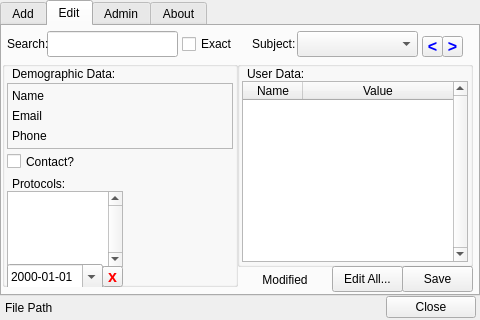
Before: the Qt Designer form src/psylab/subject_manager/subject_manager_ui.ui in cbrown1/psylab, drawn with Qt 5.
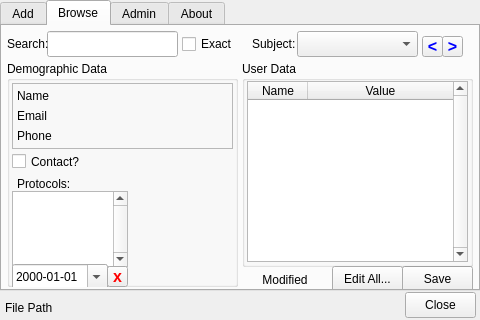
After: the same form once the commit is applied. The open tabs and pages were chosen to show the change.

Commit message: subject manager report work [broken]

Patch:
```diff
--- a/src/psylab/subject_manager/subject_manager_ui.ui
+++ b/src/psylab/subject_manager/subject_manager_ui.ui
@@ -25,7 +25,7 @@
      <x>0</x>
      <y>0</y>
      <width>480</width>
-     <height>296</height>
+     <height>291</height>
     </rect>
    </property>
    <property name="currentIndex">
@@ -339,7 +339,7 @@
    </widget>
    <widget class="QWidget" name="tab_2">
     <attribute name="title">
-     <string>Edit</string>
+     <string>Browse</string>
     </attribute>
     <widget class="QComboBox" name="edit_subject_list_comboBox">
      <property name="geometry">
@@ -406,14 +406,14 @@
     <widget class="QGroupBox" name="groupBox">
      <property name="geometry">
       <rect>
-       <x>0</x>
+       <x>5</x>
        <y>35</y>
-       <width>236</width>
+       <width>231</width>
        <height>226</height>
       </rect>
      </property>
      <property name="title">
-      <string/>
+      <string>Demographic Data</string>
      </property>
      <widget class="QCheckBox" name="edit_contact_checkBox">
       <property name="geometry">
@@ -433,7 +433,7 @@
        <rect>
         <x>5</x>
         <y>22</y>
-        <width>226</width>
+        <width>221</width>
         <height>66</height>
        </rect>
       </property>
@@ -483,19 +483,6 @@
        </property>
       </widget>
      </widget>
-     <widget class="QLabel" name="edit_protocol_label_2">
-      <property name="geometry">
-       <rect>
-        <x>10</x>
-        <y>5</y>
-        <width>126</width>
-        <height>16</height>
-       </rect>
-      </property>
-      <property name="text">
-       <string>Demographic Data:</string>
-      </property>
-     </widget>
      <widget class="QListWidget" name="edit_protocol_listWidget">
       <property name="geometry">
        <rect>
@@ -565,21 +552,21 @@
     <widget class="QGroupBox" name="groupBox_8">
      <property name="geometry">
       <rect>
-       <x>235</x>
+       <x>240</x>
        <y>35</y>
-       <width>236</width>
+       <width>231</width>
        <height>206</height>
       </rect>
      </property>
      <property name="title">
-      <string/>
+      <string>User Data</string>
      </property>
      <widget class="QTableWidget" name="edit_user_tableWidget">
       <property name="geometry">
        <rect>
         <x>5</x>
         <y>20</y>
-        <width>226</width>
+        <width>221</width>
         <height>181</height>
        </rect>
       </property>
@@ -598,6 +585,9 @@
       <attribute name="horizontalHeaderStretchLastSection">
        <bool>true</bool>
       </attribute>
+      <attribute name="verticalHeaderVisible">
+       <bool>false</bool>
+      </attribute>
       <attribute name="verticalHeaderDefaultSectionSize">
        <number>18</number>
       </attribute>
@@ -612,19 +602,6 @@
        </property>
       </column>
      </widget>
-     <widget class="QLabel" name="edit_protocol_label_3">
-      <property name="geometry">
-       <rect>
-        <x>10</x>
-        <y>5</y>
-        <width>126</width>
-        <height>16</height>
-       </rect>
-      </property>
-      <property name="text">
-       <string>User Data:</string>
-      </property>
-     </widget>
     </widget>
     <widget class="QPushButton" name="edit_all_pushButton">
      <property name="geometry">
@@ -1205,10 +1182,10 @@
   <widget class="QPushButton" name="close_pushButton">
    <property name="geometry">
     <rect>
-     <x>386</x>
-     <y>296</y>
-     <width>90</width>
-     <height>22</height>
+     <x>405</x>
+     <y>292</y>
+     <width>71</width>
+     <height>26</height>
     </rect>
    </property>
    <property name="text">
@@ -1220,7 +1197,7 @@
     <rect>
      <x>5</x>
      <y>300</y>
-     <width>371</width>
+     <width>386</width>
      <height>16</height>
     </rect>
    </property>
```
Left out of the diff: 28 changed lines with no effect on the pictures. The commit also changes 3 other files.
